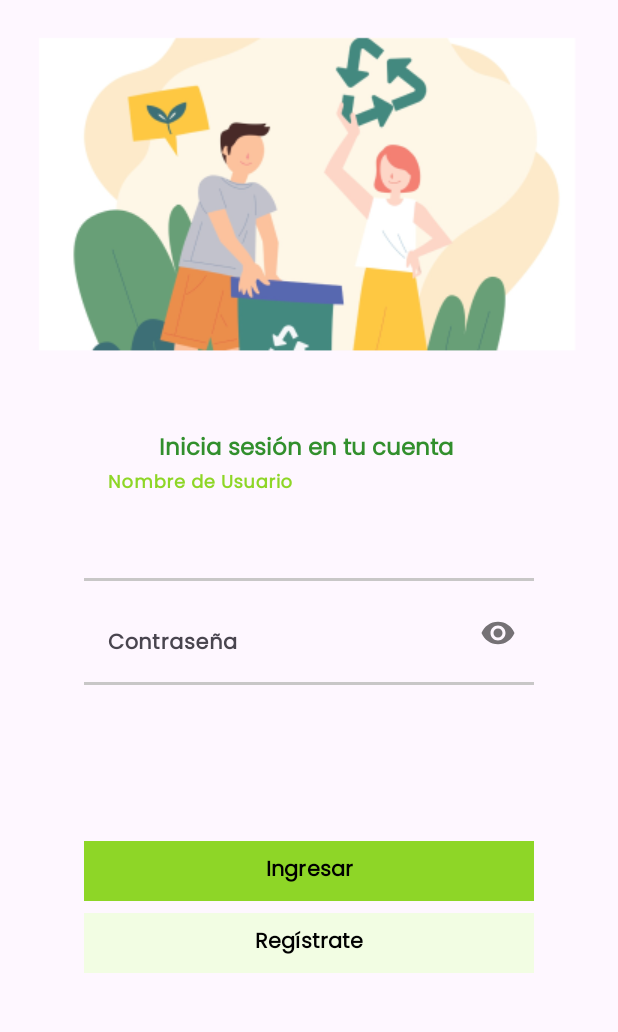
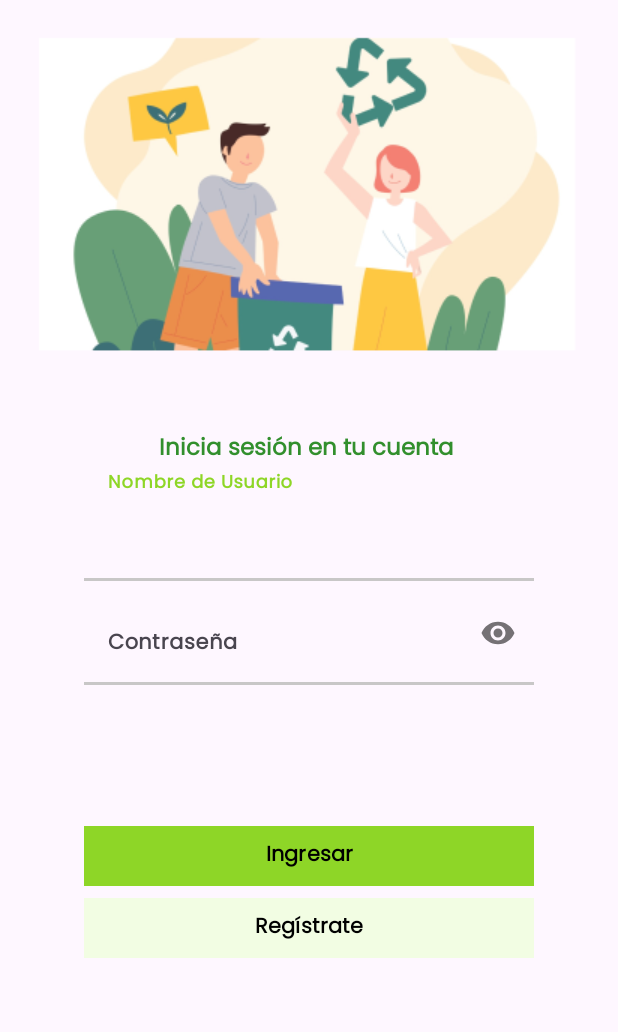
Before and after one commit to rodrione10/EcoFlex, an Android app: the Login screen opened directly, with no data from a screen before it, on a phone screen of 412 x 824 dp, the part 93-1125 px from its top. Run offline under Robolectric (Android 15) with nearby library versions, the phone set to English and light mode, and no system bars.

Commit message:
Login Terminado

```diff
--- a/app/src/main/res/layout/activity_login.xml
+++ b/app/src/main/res/layout/activity_login.xml
@@ -100,11 +100,11 @@
     <Button
     android:id="@+id/iniciar_sesion"
     android:layout_width="300dp"
-    android:layout_height="wrap_content"
+    android:layout_height="0dp"
     app:layout_constraintTop_toBottomOf="@+id/password"
         app:layout_constraintEnd_toEndOf="parent"
         app:layout_constraintStart_toStartOf="parent"
-        android:layout_marginTop="100dp"
+        android:layout_marginTop="90dp"
     android:text="Ingresar"
     app:cornerRadius="0dp"
     android:textColor="@color/black"
```
